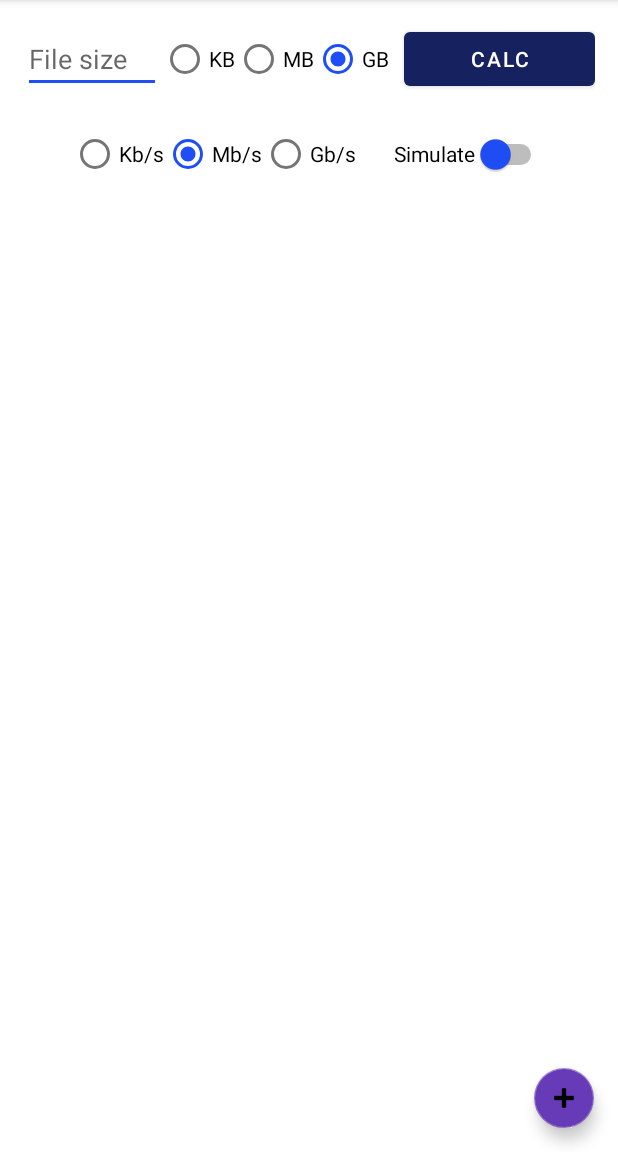
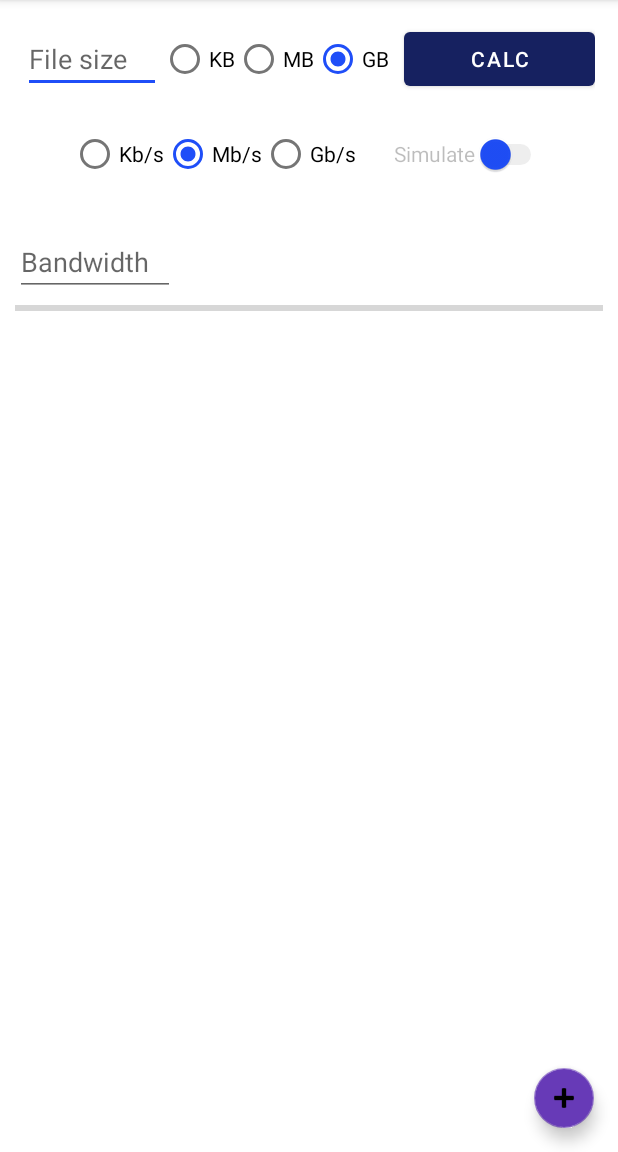
Before and after one commit to Rizzo1812/DownloadTimeCalculatorAndroid, an Android app: the screen it shows after launch (MainActivity), after a tap on "CALC", on a phone screen of 412 x 824 dp, the part 84-1236 px from its top. Run offline under Robolectric (Android 15) with nearby library versions, the phone set to English and light mode, and no system bars.

Commit message:
Developed most of the app cycle

```diff
--- a/app/src/main/java/com/example/downloadtimecalculator/DownloadSimulator.java
+++ b/app/src/main/java/com/example/downloadtimecalculator/DownloadSimulator.java
@@ -12,18 +12,17 @@ import android.widget.TextView;
 import java.util.Locale;
 
 public class DownloadSimulator{
-    View view;
-    Activity mainActivity;
-    ProgressBar progressBar;
-    EditText editTextBandwidth;
-    TextView textSpeed;
-    TextView textTime;
-    TextView textDownloaded;
-    TextView textPercentage;
-    int secondsToDownload;
+    private final Activity mainActivity;
+    private final ProgressBar progressBar;
+    private final EditText editTextBandwidth;
+    private final TextView textSpeed;
+    private final TextView textTime;
+    private final TextView textDownloaded;
+    private final TextView textPercentage;
+    private int secondsToDownload;
+    public boolean ready;
 
     public DownloadSimulator(View view,Activity mainActivity){
-        this.view = view;
         this.mainActivity = mainActivity;
         this.progressBar = view.findViewById(R.id.progressBar);
         this.editTextBandwidth = view.findViewById(R.id.editTextBandwidth);
@@ -35,6 +34,7 @@ public class DownloadSimulator{
     }
 
     public void reset(){
+        ready = false;
         progressBar.setProgress(0);
         editTextBandwidth.setText("");
         textSpeed.setText("");
@@ -45,19 +45,25 @@ public class DownloadSimulator{
     }
 
     public void calcDownloadTime(){
+        if(!isSpeedSet()){
+            reset();
+            return;
+        }
         double fileSize = Double.parseDouble(((EditText) (mainActivity.findViewById(R.id.editTxtFileSize))).getText().toString());
         int selectedRadioID = ((RadioGroup) (mainActivity.findViewById(R.id.radioGroupSize))).getCheckedRadioButtonId();
         fileSize = convertToB(fileSize, ((RadioButton) (mainActivity.findViewById(selectedRadioID))).getText().toString());
         double bandwidth = Double.parseDouble(editTextBandwidth.getText().toString());
-        textSpeed.setText(String.format(Locale.getDefault(),"%.3f",bandwidth/8));
         selectedRadioID = ((RadioGroup) (mainActivity.findViewById(R.id.radioGroupBandwidth))).getCheckedRadioButtonId();
+        textSpeed.setText(String.format(Locale.getDefault(),"%.3f %s",bandwidth/8, ((RadioButton) (mainActivity.findViewById(selectedRadioID))).getText().toString().toUpperCase()));
         bandwidth = convertToBps(bandwidth, ((RadioButton) (mainActivity.findViewById(selectedRadioID))).getText().toString());
         if (bandwidth != 0) {
             secondsToDownload = (int) Math.floor(fileSize / bandwidth);
             textTime.setText(timeFormat(secondsToDownload));
         } else {
+            secondsToDownload = -1;
             textTime.setText("∞");
         }
+        ready = true;
     }
 
     public void simulate(){
@@ -94,4 +100,8 @@ public class DownloadSimulator{
         seconds = seconds % 60;
         return String.format(Locale.getDefault(),"%02d:%02d:%02d", hours, minutes, seconds);
     }
+
+    private boolean isSpeedSet(){
+        return !editTextBandwidth.getText().toString().equals("");
+    }
 }
--- a/app/src/main/java/com/example/downloadtimecalculator/MainActivity.java
+++ b/app/src/main/java/com/example/downloadtimecalculator/MainActivity.java
@@ -5,21 +5,59 @@ import androidx.appcompat.app.AppCompatActivity;
 import android.os.Bundle;
 import android.os.CountDownTimer;
 import android.view.View;
+import android.widget.Button;
+import android.widget.CompoundButton;
+import android.widget.EditText;
 import android.widget.LinearLayout;
 import android.widget.ProgressBar;
+import android.widget.Switch;
+import android.widget.Toast;
+
+import com.google.android.material.floatingactionbutton.FloatingActionButton;
 
 import java.util.LinkedList;
 
 public class MainActivity extends AppCompatActivity {
 
     LinearLayout layout;
+    EditText editTxtFileSize;
+    Switch switchRunning;
+    Button buttonCalc;
+    FloatingActionButton floatingAddSimulator;
     LinkedList<DownloadSimulator> listOfDownloadSimulators = new LinkedList<>();
+
 
     @Override
     protected void onCreate(Bundle savedInstanceState) {
         super.onCreate(savedInstanceState);
         setContentView(R.layout.activity_main);
         layout =  findViewById(R.id.main_activity_layout);
+        editTxtFileSize = findViewById(R.id.editTxtFileSize);
+        buttonCalc = findViewById(R.id.buttonCalc);
+        floatingAddSimulator = findViewById(R.id.floatingAddSimulator);
+        addNewDownloader();
+
+        switchRunning = (Switch)  findViewById(R.id.switchRunning);
+        switchRunning.setOnCheckedChangeListener(new CompoundButton.OnCheckedChangeListener() {
+            @Override
+            public void onCheckedChanged(CompoundButton buttonView, boolean isChecked) {
+                if(isChecked){
+                    buttonCalc.setEnabled(false);
+                    floatingAddSimulator.setEnabled(false);
+                    for (DownloadSimulator simulator : listOfDownloadSimulators) {
+                        simulator.simulate();
+                    }
+                }else{
+                    for (DownloadSimulator simulator : listOfDownloadSimulators) {
+                        simulator.reset();
+                        switchRunning.setEnabled(false);
+                    }
+                    floatingAddSimulator.setEnabled(true);
+                    buttonCalc.setEnabled(true);
+                }
+            }
+        });
+
         /*
         ProgressBar progressBar = (ProgressBar) findViewById(R.id.progressBar1);
 
@@ -55,8 +93,14 @@ public class MainActivity extends AppCompatActivity {
     }
 
     public void onBtnCalcClick(View view) {
-        for (DownloadSimulator simulator : listOfDownloadSimulators) {
-            simulator.calcDownloadTime();
+        if(editTxtFileSize.getText().toString().equals("")){
+            Toast.makeText(this, "Insert file size!",
+                    Toast.LENGTH_LONG).show();
+        }else{
+            for (DownloadSimulator simulator : listOfDownloadSimulators) {
+                simulator.calcDownloadTime();
+                if(simulator.ready) switchRunning.setEnabled(true);
+            }
         }
     }
 }
--- a/app/src/main/res/layout/activity_main.xml
+++ b/app/src/main/res/layout/activity_main.xml
@@ -23,7 +23,6 @@
             android:id="@+id/editTxtFileSize"
             android:layout_width="92dp"
             android:layout_height="wrap_content"
-
             android:hint="File size"
             android:importantForAutofill="no"
             android:inputType="numberDecimal"
@@ -66,7 +65,7 @@
             android:layout_marginLeft="10dp"
             android:layout_weight="1"
             android:onClick="onBtnCalcClick"
-            android:text="Calc" />
+            android:text="Calc"/>
     </LinearLayout>
 
     <LinearLayout
@@ -112,14 +111,15 @@
             android:layout_weight="1"/>
 
         <Switch
-            android:id="@+id/switchRunning1"
+            android:id="@+id/switchRunning"
             android:layout_width="wrap_content"
             android:layout_height="match_parent"
             android:layout_marginLeft="15dp"
             android:layout_weight="1"
             android:text="Simulate"
             android:thumbTint="@color/teal_200"
-            tools:checked="false" />
+            tools:checked="false"
+            android:enabled="false"/>
 
     </LinearLayout>
 
@@ -184,9 +184,6 @@
         android:gravity="center"
         android:orientation="horizontal">
 
-
-
-
         <TextView
             android:id="@+id/textDownloaded1"
             android:layout_width="wrap_content"
@@ -216,7 +213,7 @@
 </LinearLayout>
 
     <com.google.android.material.floatingactionbutton.FloatingActionButton
-        android:id="@+id/fab"
+        android:id="@+id/floatingAddSimulator"
         android:layout_width="wrap_content"
         android:layout_height="wrap_content"
         android:layout_gravity="end|bottom"
--- a/app/src/main/res/layout/download_simulator.xml
+++ b/app/src/main/res/layout/download_simulator.xml
@@ -1,10 +1,10 @@
 <?xml version="1.0" encoding="utf-8"?>
 <LinearLayout xmlns:android="http://schemas.android.com/apk/res/android"
     xmlns:tools="http://schemas.android.com/tools"
-    android:orientation="vertical"
     android:layout_width="match_parent"
     android:layout_height="match_parent"
-    android:layout_marginVertical="10dp">
+    android:layout_marginVertical="10dp"
+    android:orientation="vertical">
 
     <LinearLayout
         android:layout_width="match_parent"
@@ -28,19 +28,20 @@
             android:layout_height="wrap_content"
             android:layout_marginLeft="5pt"
             android:text="------"
-            android:textSize="10pt"/>
+            android:textSize="10pt" />
 
         <Space
             android:layout_width="0dp"
             android:layout_height="1dp"
-            android:layout_weight="1"/>
+            android:layout_weight="1" />
 
         <TextView
             android:id="@+id/textTime"
             android:layout_width="wrap_content"
-            android:layout_height="wrap_content" android:textSize="10pt"
+            android:layout_height="wrap_content"
             android:layout_marginRight="5pt"
-            android:text="TextView" />
+            android:text="TextView"
+            android:textSize="10pt" />
 
 
     </LinearLayout>
@@ -50,10 +51,10 @@
         style="@style/Widget.AppCompat.ProgressBar.Horizontal"
         android:layout_width="match_parent"
         android:layout_height="wrap_content"
+        android:layout_marginHorizontal="10dp"
         android:indeterminate="false"
         android:max="100"
-        android:progress="0"
-        android:layout_marginHorizontal="10dp" />
+        android:progress="0" />
 
     <LinearLayout
         android:layout_width="match_parent"
@@ -68,23 +69,24 @@
             android:layout_height="wrap_content"
             android:layout_marginLeft="5pt"
             android:text="------"
-            android:textSize="10pt"/>
+            android:textSize="10pt" />
 
         <Space
             android:layout_width="0dp"
             android:layout_height="1dp"
-            android:layout_weight="1"/>
+            android:layout_weight="1" />
 
         <TextView
             android:id="@+id/textPercentage"
             android:layout_width="wrap_content"
-            android:layout_height="wrap_content" android:textSize="10pt"
-            android:text="TextView" />
+            android:layout_height="wrap_content"
+            android:text="TextView"
+            android:textSize="10pt" />
 
         <Space
             android:layout_width="0dp"
             android:layout_height="1dp"
-            android:layout_weight="1"/>
+            android:layout_weight="1" />
 
     </LinearLayout>
 
```
